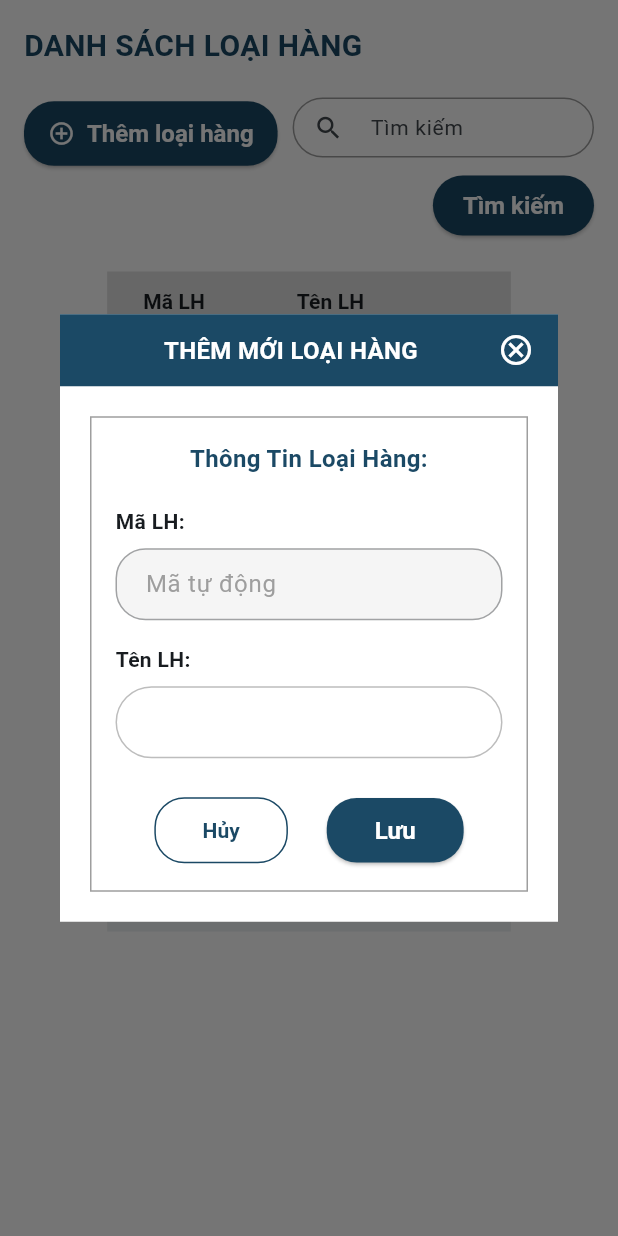
After one commit to DinhKhoa/projectmobile_nhom2__conu_bookstore, a Flutter app: the CategoryScreen screen opened directly, after a tap on "Thêm loại hàng", on a phone screen of 412 x 824 dp. The commit adds this screen. Run offline on Flutter 3.47's test engine with Material 3 defaults, Android fonts, the phone set to English and light mode, and no system bars.

Commit message:
Cập nhật giao diện loại hàng

```diff
--- /dev/null
+++ b/lib/screens/category_screen.dart
@@ -0,0 +1,388 @@
+import 'package:flutter/material.dart';
+import '../core/core.dart';
+import '../widgets/widgets.dart';
+
+class CategoryInfo {
+  final String id;
+  final String name;
+
+  CategoryInfo(this.id, this.name);
+}
+
+class CategoryScreen extends StatefulWidget {
+  const CategoryScreen({super.key});
+
+  @override
+  State<CategoryScreen> createState() => _CategoryScreenState();
+}
+
+class _CategoryScreenState extends State<CategoryScreen> {
+  final List<CategoryInfo> _allCategories = [
+    CategoryInfo('LH001', 'Sách giáo khoa'),
+    CategoryInfo('LH002', 'Vở'),
+    CategoryInfo('LH003', 'Bút'),
+    CategoryInfo('LH004', 'Dụng cụ học sinh'),
+    CategoryInfo('LH005', 'Vở'),
+    CategoryInfo('LH006', 'Balo'),
+    CategoryInfo('LH007', 'Giấy'),
+    CategoryInfo('LH008', 'Sách bài tập'),
+    CategoryInfo('LH009', 'Thiết bị văn phòng'),
+    CategoryInfo('LH010', 'Đồ chơi'),
+  ];
+
+  late List<CategoryInfo> _displayedCategories;
+  final TextEditingController _searchController = TextEditingController();
+
+  @override
+  void initState() {
+    super.initState();
+    _displayedCategories = List.from(_allCategories);
+  }
+
+  @override
+  void dispose() {
+    _searchController.dispose();
+    super.dispose();
+  }
+
+  void _filterCategories() {
+    final query = _searchController.text.toLowerCase();
+    setState(() {
+      if (query.isEmpty) {
+        _displayedCategories = List.from(_allCategories);
+      } else {
+        _displayedCategories = _allCategories.where((category) {
+          return category.id.toLowerCase().contains(query) ||
+              category.name.toLowerCase().contains(query);
+        }).toList();
+      }
+    });
+  }
+
+  String get _nextCategoryId {
+    if (_allCategories.isEmpty) return 'LH001';
+    int maxIndex = 0;
+    for (var cat in _allCategories) {
+      if (cat.id.startsWith('LH')) {
+        int? numPart = int.tryParse(cat.id.substring(2));
+        if (numPart != null && numPart > maxIndex) maxIndex = numPart;
+      }
+    }
+    return 'LH${(maxIndex + 1).toString().padLeft(3, '0')}';
+  }
+
+  void _showAddCategoryDialog() {
+    final TextEditingController nameController = TextEditingController();
+
+    showDialog(
+      context: context,
+      barrierDismissible: false,
+      builder: (BuildContext context) {
+        return Dialog(
+          backgroundColor: Colors.transparent,
+          child: Container(
+            width: 400,
+            decoration: BoxDecoration(
+              color: Colors.white,
+            ),
+            child: Column(
+              mainAxisSize: MainAxisSize.min,
+              children: [
+                // Title Area
+                Container(
+                  color: AppColors.primary,
+                  padding: const EdgeInsets.symmetric(horizontal: 16, vertical: 12),
+                  child: Row(
+                    mainAxisAlignment: MainAxisAlignment.spaceBetween,
+                    children: [
+                      const Expanded(
+                        child: Text(
+                          'THÊM MỚI LOẠI HÀNG',
+                          style: TextStyle(color: Colors.white, fontWeight: FontWeight.bold, fontSize: 16),
+                          textAlign: TextAlign.center,
+                        ),
+                      ),
+                      GestureDetector(
+                        onTap: () => Navigator.pop(context),
+                        child: const Icon(Icons.cancel_outlined, color: Colors.white),
+                      )
+                    ],
+                  ),
+                ),
+                // Content Area
+                Padding(
+                  padding: const EdgeInsets.all(20.0),
+                  child: Container(
+                    padding: const EdgeInsets.all(16),
+                    decoration: BoxDecoration(
+                      border: Border.all(color: Colors.grey),
+                    ),
+                    child: Column(
+                      crossAxisAlignment: CrossAxisAlignment.stretch,
+                      children: [
+                        const Text(
+                          'Thông Tin Loại Hàng:',
+                          style: TextStyle(color: AppColors.primary, fontWeight: FontWeight.bold, fontSize: 16),
+                          textAlign: TextAlign.center,
+                        ),
+                        const SizedBox(height: 20),
+                        const Text('Mã LH:', style: TextStyle(fontWeight: FontWeight.bold)),
+                        const SizedBox(height: 8),
+                        TextField(
+                          enabled: false,
+                          decoration: InputDecoration(
+                            hintText: 'Mã tự động',
+                            hintStyle: const TextStyle(color: Colors.grey),
+                            filled: true,
+                            fillColor: Colors.grey[100],
+                            border: OutlineInputBorder(
+                              borderRadius: BorderRadius.circular(20),
+                            ),
+                            contentPadding: const EdgeInsets.symmetric(horizontal: 16, vertical: 12),
+                          ),
+                        ),
+                        const SizedBox(height: 16),
+                        const Text('Tên LH:', style: TextStyle(fontWeight: FontWeight.bold)),
+                        const SizedBox(height: 8),
+                        TextField(
+                          controller: nameController,
+                          decoration: InputDecoration(
+                            border: OutlineInputBorder(
+                              borderRadius: BorderRadius.circular(20),
+                            ),
+                            contentPadding: const EdgeInsets.symmetric(horizontal: 16, vertical: 12),
+                          ),
+                        ),
+                        const SizedBox(height: 24),
+                        Row(
+                          mainAxisAlignment: MainAxisAlignment.spaceEvenly,
+                          children: [
+                            OutlinedButton(
+                              onPressed: () => Navigator.pop(context),
+                              style: OutlinedButton.styleFrom(
+                                side: const BorderSide(color: AppColors.primary),
+                                shape: RoundedRectangleBorder(borderRadius: BorderRadius.circular(20)),
+                                padding: const EdgeInsets.symmetric(horizontal: 32, vertical: 12),
+                              ),
+                              child: const Text('Hủy', style: TextStyle(color: AppColors.primary, fontWeight: FontWeight.bold)),
+                            ),
+                            ElevatedButton(
+                              onPressed: () {
+                                if (nameController.text.trim().isNotEmpty) {
+                                  setState(() {
+                                    _allCategories.add(CategoryInfo(_nextCategoryId, nameController.text.trim()));
+                                    _filterCategories();
+                                  });
+                                  Navigator.pop(context);
+                                  _showSuccessDialog();
+                                }
+                              },
+                              style: ElevatedButton.styleFrom(
+                                backgroundColor: AppColors.buttonPrimary,
+                                shape: RoundedRectangleBorder(borderRadius: BorderRadius.circular(20)),
+                                padding: const EdgeInsets.symmetric(horizontal: 32, vertical: 12),
+                              ),
+                              child: const Text('Lưu', style: TextStyle(color: Colors.white, fontWeight: FontWeight.bold)),
+                            ),
+                          ],
+                        ),
+                      ],
+                    ),
+                  ),
+                ),
+              ],
+            ),
+          ),
+        );
+      },
+    );
+  }
+
+  void _showSuccessDialog() {
+    showDialog(
+      context: context,
+      builder: (BuildContext context) {
+        Future.delayed(const Duration(seconds: 2), () {
+          if (Navigator.canPop(context)) {
+            Navigator.pop(context);
+          }
+        });
+        return Dialog(
+          backgroundColor: Colors.transparent,
+          child: Container(
+            width: 300,
+            padding: const EdgeInsets.all(32),
+            decoration: BoxDecoration(
+              color: Colors.grey[200],
+              borderRadius: BorderRadius.circular(8),
+            ),
+            child: Column(
+              mainAxisSize: MainAxisSize.min,
+              children: [
+                Stack(
+                  alignment: Alignment.center,
+                  children: [
+                    Icon(Icons.notifications, color: AppColors.primary, size: 48),
+                    Positioned(
+                      top: 18,
+                      child: Icon(Icons.check, color: Colors.white, size: 16),
+                    ),
+                  ],
+                ),
+                const SizedBox(height: 20),
+                const Text(
+                  'Thêm Mới Loại Hàng\nThành Công!',
+                  textAlign: TextAlign.center,
+                  style: TextStyle(
+                    color: AppColors.primary,
+                    fontWeight: FontWeight.bold,
+                    fontSize: 18,
+                  ),
+                ),
+              ],
+            ),
+          ),
+        );
+      },
+    );
+  }
+
+  @override
+  Widget build(BuildContext context) {
+    return Scaffold(
+      backgroundColor: Colors.white,
+      body: SafeArea(
+        child: SingleChildScrollView(
+          child: Padding(
+            padding: const EdgeInsets.all(16.0),
+            child: Column(
+              crossAxisAlignment: CrossAxisAlignment.stretch,
+              children: [
+                // Title
+                Text(
+                  'DANH SÁCH LOẠI HÀNG',
+                  style: TextStyle(
+                    fontSize: 20,
+                    fontWeight: FontWeight.bold,
+                    color: AppColors.primary,
+                  ),
+                ),
+                const SizedBox(height: 20),
+
+                // Toolbar (Add button and Search)
+                Row(
+                  crossAxisAlignment: CrossAxisAlignment.start,
+                  children: [
+                    // Add Button
+                    ElevatedButton.icon(
+                      onPressed: _showAddCategoryDialog,
+                      icon: const Icon(Icons.add_circle_outline, color: Colors.white),
+                      label: const Text('Thêm loại hàng', style: TextStyle(color: Colors.white)),
+                      style: ElevatedButton.styleFrom(
+                        backgroundColor: AppColors.buttonPrimary,
+                        shape: RoundedRectangleBorder(
+                          borderRadius: BorderRadius.circular(20),
+                        ),
+                        padding: const EdgeInsets.symmetric(horizontal: 16, vertical: 12),
+                      ),
+                    ),
+                    const SizedBox(width: 10),
+
+                    // Search Bar & Search Button Column
+                    Expanded(
+                      child: Column(
+                        crossAxisAlignment: CrossAxisAlignment.end,
+                        children: [
+                          // Search TextField
+                          SizedBox(
+                            height: 40,
+                            child: TextField(
+                              controller: _searchController,
+                              decoration: InputDecoration(
+                                hintText: 'Tìm kiếm',
+                                hintStyle: const TextStyle(fontSize: 14),
+                                prefixIcon: const Icon(Icons.search, size: 20),
+                                contentPadding: const EdgeInsets.symmetric(horizontal: 10),
+                                border: OutlineInputBorder(
+                                  borderRadius: BorderRadius.circular(20),
+                                  borderSide: BorderSide(color: AppColors.primary),
+                                ),
+                                enabledBorder: OutlineInputBorder(
+                                  borderRadius: BorderRadius.circular(20),
+                                  borderSide: BorderSide(color: Colors.grey),
+                                ),
+                                focusedBorder: OutlineInputBorder(
+                                  borderRadius: BorderRadius.circular(20),
+                                  borderSide: BorderSide(color: AppColors.primary),
+                                ),
+                              ),
+                            ),
+                          ),
+                          const SizedBox(height: 8),
+
+                          // Search Button
+                          ElevatedButton(
+                            onPressed: _filterCategories,
+                            style: ElevatedButton.styleFrom(
+                              backgroundColor: AppColors.buttonPrimary,
+                              shape: RoundedRectangleBorder(
+                                borderRadius: BorderRadius.circular(20),
+                              ),
+                              padding: const EdgeInsets.symmetric(horizontal: 20, vertical: 8),
+                            ),
+                            child: const Text('Tìm kiếm', style: TextStyle(color: Colors.white)),
+                          ),
+                        ],
+                      ),
+                    ),
+                  ],
+                ),
+                const SizedBox(height: 20),
+
+                // Data Table
+                Center(
+                  child: Theme(
+                    data: Theme.of(context).copyWith(
+                      dividerColor: Colors.transparent, // Hide inner divider lines to match image
+                    ),
+                    child: DataTable(
+                      headingRowHeight: 40,
+                      dataRowMinHeight: 40,
+                      dataRowMaxHeight: 40,
+                      headingRowColor: MaterialStateProperty.all(Colors.grey[300]),
+                      columnSpacing: 60,
+                      columns: const [
+                        DataColumn(
+                          label: Text('Mã LH', style: TextStyle(fontWeight: FontWeight.bold)),
+                        ),
+                        DataColumn(
+                          label: Text('Tên LH', style: TextStyle(fontWeight: FontWeight.bold)),
+                        ),
+                      ],
+                      rows: List<DataRow>.generate(
+                        _displayedCategories.length,
+                        (index) {
+                          final category = _displayedCategories[index];
+                          final isEven = index % 2 == 0;
+                          return DataRow(
+                            color: MaterialStateProperty.all(
+                              isEven ? Colors.transparent : Colors.blueGrey[50], // Alternating row color
+                            ),
+                            cells: [
+                              DataCell(Text(category.id)),
+                              DataCell(Text(category.name)),
+                            ],
+                          );
+                        },
+                      ),
+                    ),
+                  ),
+                ),
+              ],
+            ),
+          ),
+        ),
+      ),
+    );
+  }
+}
--- a/lib/screens/main_screen.dart
+++ b/lib/screens/main_screen.dart
@@ -4,6 +4,7 @@ import '../widgets/widgets.dart';
 import 'home_screen.dart';
 import 'report_screen.dart';
 import 'placeholder_screen.dart';
+import 'category_screen.dart';
 
 class MainScreen extends StatefulWidget {
   const MainScreen({super.key});
@@ -32,10 +33,7 @@ class _MainScreenState extends State<MainScreen> {
           icon: Icons.category_outlined,
         );
       case 'categories':
-        return const PlaceholderScreen(
-          title: AppConstants.navCategories,
-          icon: Icons.layers_outlined,
-        );
+        return const CategoryScreen();
       case 'customers':
         return const PlaceholderScreen(
           title: AppConstants.navCustomers,
```
